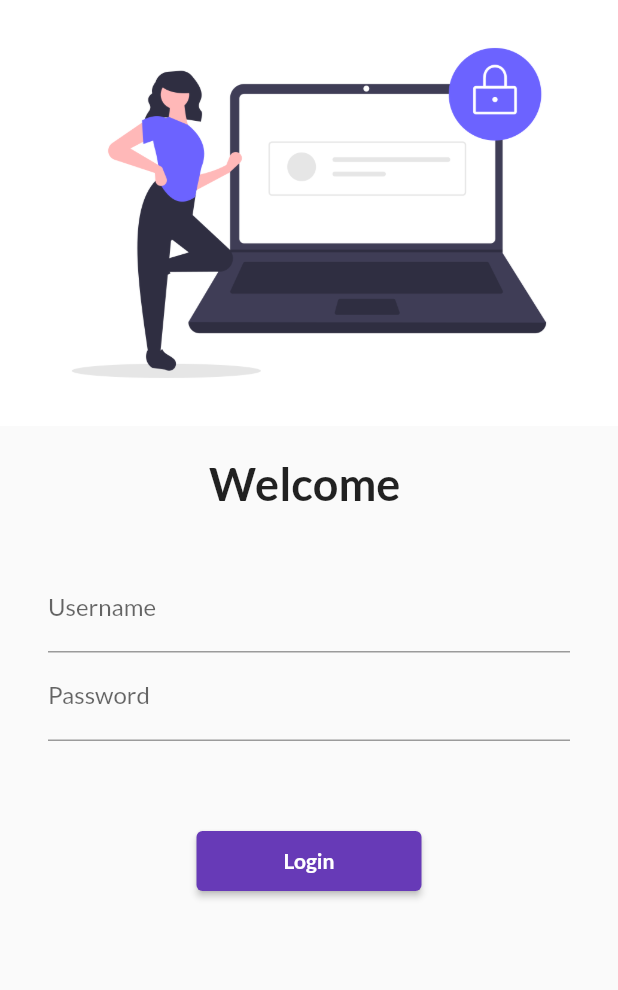
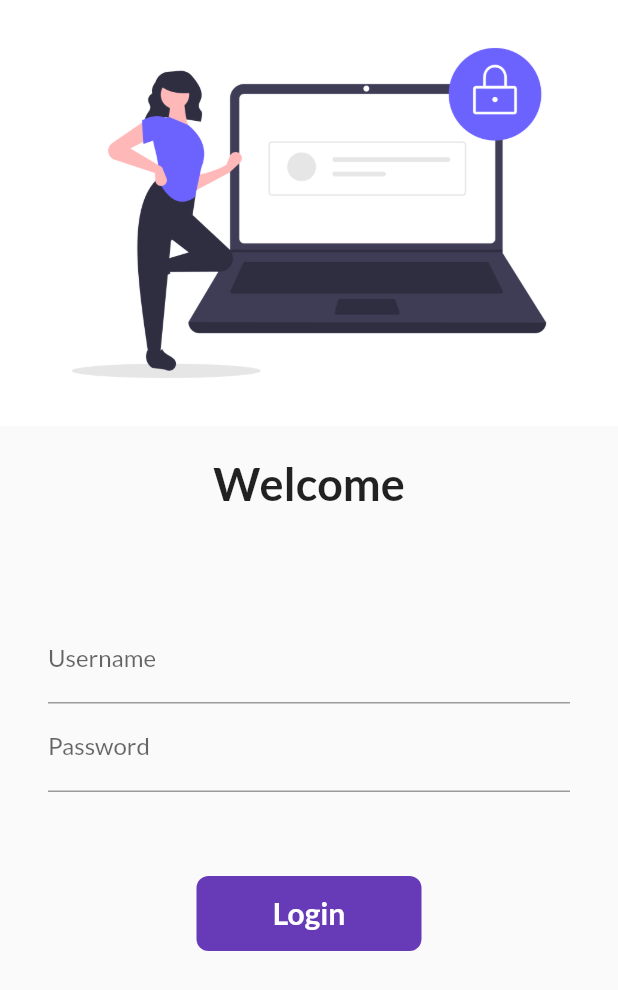
Before and after one commit to NasShihab/tutorial1, a Flutter app: the screen it shows after launch, on a phone screen of 412 x 824 dp. Shown: the top 990 px of the screen. Run offline on Flutter 3.47's test engine with Material 2 defaults, Android fonts, the phone set to English and light mode, and no system bars; our stand-ins replace google_fonts.

Commit message:
Merge remote-tracking branch 'origin/Step_4' into Step_4
# Conflicts:
#	lib/login_app.dart
#	lib/main.dart

```diff
--- a/lib/pages/login_app.dart
+++ b/lib/pages/login_app.dart
@@ -9,8 +9,8 @@ class LoginPage extends StatefulWidget {
 }
 
 class _LoginPageState extends State<LoginPage> {
-
   String name = "";
+  bool changeButton = false;
 
   @override
   Widget build(BuildContext context) {
@@ -19,14 +19,24 @@ class _LoginPageState extends State<LoginPage> {
         child: Column(
           children: [
             Image.asset("assets/images/login_image.png"),
-             SizedBox(
+            SizedBox(
               height: 20,
             ),
+            //Welcome
             Text(
-              "Welcome $name",
+              "Welcome",
               style: TextStyle(fontSize: 30, fontWeight: FontWeight.bold),
             ),
-             SizedBox(
+            SizedBox(
+              height: 10,
+            ),
+            Text(
+              "$name",
+              style: TextStyle(
+                fontSize: 20,
+              ),
+            ),
+            SizedBox(
               height: 20,
             ),
             Padding(
@@ -38,8 +48,9 @@ class _LoginPageState extends State<LoginPage> {
                       hintText: "Enter UserName",
                       labelText: "Username",
                     ),
-                    onChanged: (value){
+                    onChanged: (value) {
                       name = value;
+                      setState(() {});
                     },
                   ),
                   TextField(
@@ -52,21 +63,47 @@ class _LoginPageState extends State<LoginPage> {
                 ],
               ),
             ),
-             SizedBox(
+            SizedBox(
               height: 40,
             ),
-            ElevatedButton(
-              child: Text(
-                "Login",
-                style: TextStyle(fontWeight: FontWeight.bold),
+
+            InkWell(
+              onTap: (){
+                setState(() {
+                  changeButton = true;
+                });
+                //Navigator.pushNamed(context, MyRoutes.homeRoute);
+              },
+              child: AnimatedContainer(
+                duration: Duration(seconds: 1),
+                height: 50,
+                width: changeButton? 50 : 150,
+                alignment: Alignment.center,
+                child: changeButton? Icon(Icons.done, color: Colors.white,) : Text(
+                  'Login',
+                  style: TextStyle(
+                      fontSize: 20, color: Colors.white,
+                      fontWeight: FontWeight.bold),
+                ),
+                decoration: BoxDecoration(
+                  color: Colors.deepPurple,
+                  borderRadius: BorderRadius.circular(changeButton? 50 : 8),
+                ),
               ),
-              style: TextButton.styleFrom(
-                minimumSize: Size(150, 40),
-              ),
-              onPressed: () {
-                Navigator.pushNamed(context, MyRoutes.homeRoute);
-              },
             )
+
+            // ElevatedButton(
+            //   child: Text(
+            //     "Login",
+            //     style: TextStyle(fontWeight: FontWeight.bold),
+            //   ),
+            //   style: TextButton.styleFrom(
+            //     minimumSize: Size(150, 40),
+            //   ),
+            //   onPressed: () {
+            //     Navigator.pushNamed(context, MyRoutes.homeRoute);
+            //   },
+            // ),
           ],
         ),
       ),
```
